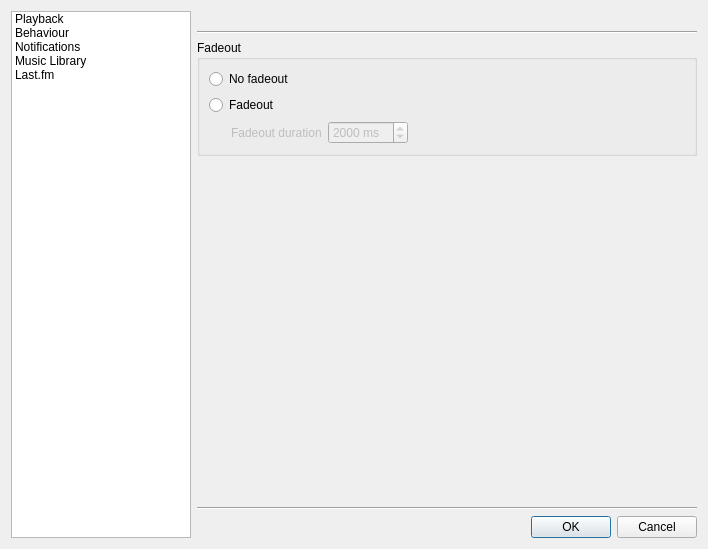
clementine-player/Clementine, file src/settingsdialog.ui: the form before one commit.
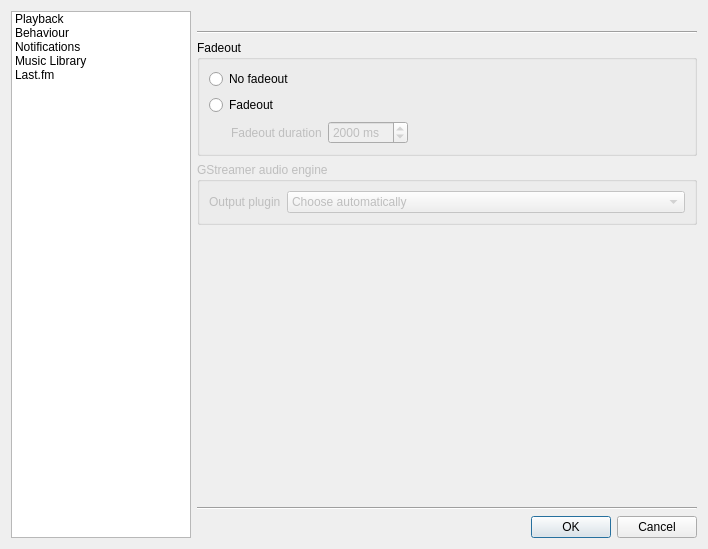
The form after the commit. The open tabs and pages were chosen to show the change. Icons and pictures are not drawn. Custom widgets are drawn as their Qt base class.

Commit message: Add a UI for choosing which gstreamer audio sink to use

```diff
--- a/src/settingsdialog.ui
+++ b/src/settingsdialog.ui
@@ -187,6 +187,34 @@
            </layout>
           </widget>
          </item>
+         <item>
+          <widget class="QGroupBox" name="gst_group">
+           <property name="enabled">
+            <bool>false</bool>
+           </property>
+           <property name="title">
+            <string>GStreamer audio engine</string>
+           </property>
+           <layout class="QFormLayout" name="formLayout_3">
+            <item row="0" column="0">
+             <widget class="QLabel" name="label_7">
+              <property name="text">
+               <string>Output plugin</string>
+              </property>
+             </widget>
+            </item>
+            <item row="0" column="1">
+             <widget class="QComboBox" name="gst_plugin">
+              <item>
+               <property name="text">
+                <string>Choose automatically</string>
+               </property>
+              </item>
+             </widget>
+            </item>
+           </layout>
+          </widget>
+         </item>
          <item>
           <spacer name="verticalSpacer">
            <property name="orientation">
```
Left out of the diff: 2 changed lines with no effect on the pictures. The commit also changes 14 other files.
